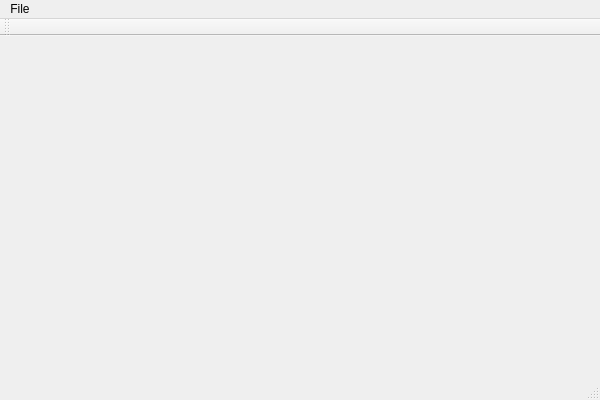
This is tools/Editor/Editor.ui in nbtdev/teardrop as Qt 5 draws it before an edit. The edited form follows.
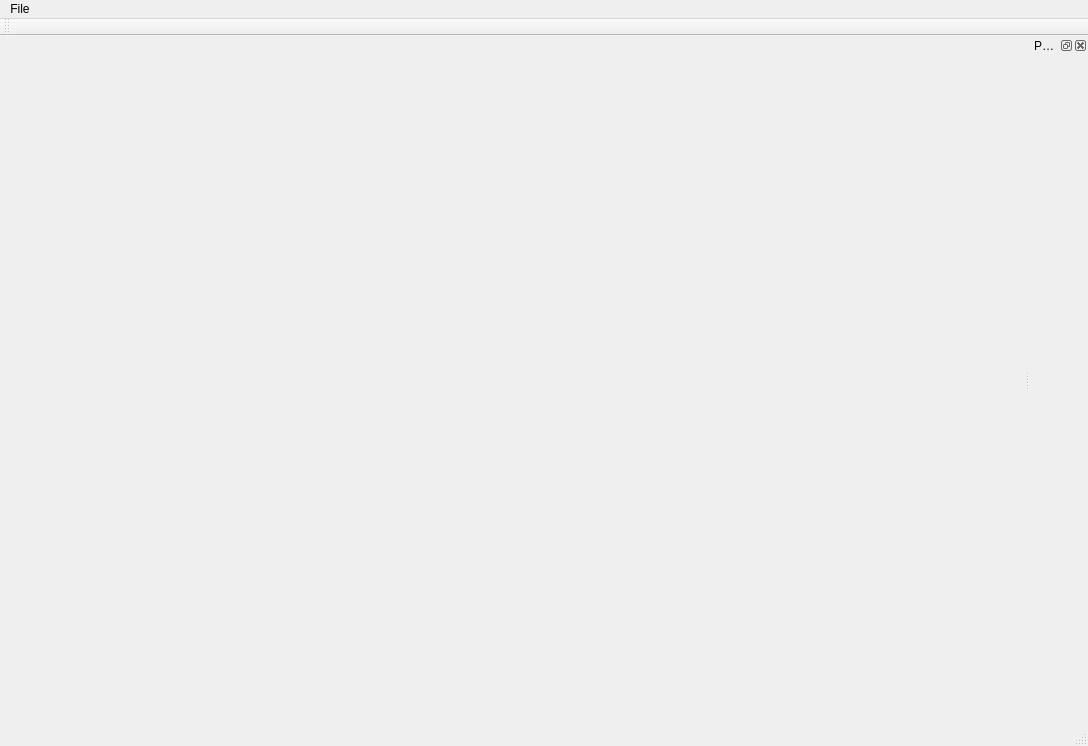
This is the edited form.

Commit message:
to the point where an editor user can select an object in the package browser and that object's properties are editable in the prop grid
[git-p4: depot-paths = "//teardrop/mainline/": change = 85]

Patch:
```diff
--- a/tools/Editor/Editor.ui
+++ b/tools/Editor/Editor.ui
@@ -6,20 +6,25 @@
    <rect>
     <x>0</x>
     <y>0</y>
-    <width>600</width>
-    <height>400</height>
+    <width>1088</width>
+    <height>746</height>
    </rect>
   </property>
   <property name="windowTitle">
    <string>Editor</string>
   </property>
-  <widget class="QWidget" name="centralWidget"/>
+  <widget class="QWidget" name="centralWidget">
+   <property name="autoFillBackground">
+    <bool>false</bool>
+   </property>
+   <layout class="QHBoxLayout" name="horizontalLayout_2"/>
+  </widget>
   <widget class="QMenuBar" name="menuBar">
    <property name="geometry">
     <rect>
      <x>0</x>
      <y>0</y>
-     <width>600</width>
+     <width>1088</width>
      <height>21</height>
     </rect>
    </property>
@@ -40,6 +45,27 @@
    </attribute>
   </widget>
   <widget class="QStatusBar" name="statusBar"/>
+  <widget class="QDockWidget" name="dockWidget">
+   <property name="sizePolicy">
+    <sizepolicy hsizetype="Expanding" vsizetype="Preferred">
+     <horstretch>0</horstretch>
+     <verstretch>0</verstretch>
+    </sizepolicy>
+   </property>
+   <property name="windowTitle">
+    <string>Package Explorer</string>
+   </property>
+   <attribute name="dockWidgetArea">
+    <number>2</number>
+   </attribute>
+   <widget class="QWidget" name="dockWidgetContents">
+    <layout class="QVBoxLayout" name="mPackageExplorerLayout">
+     <property name="sizeConstraint">
+      <enum>QLayout::SetMaximumSize</enum>
+     </property>
+    </layout>
+   </widget>
+  </widget>
   <action name="actionExit">
    <property name="text">
     <string>Exit</string>
```
The commit also changes 15 other files.
